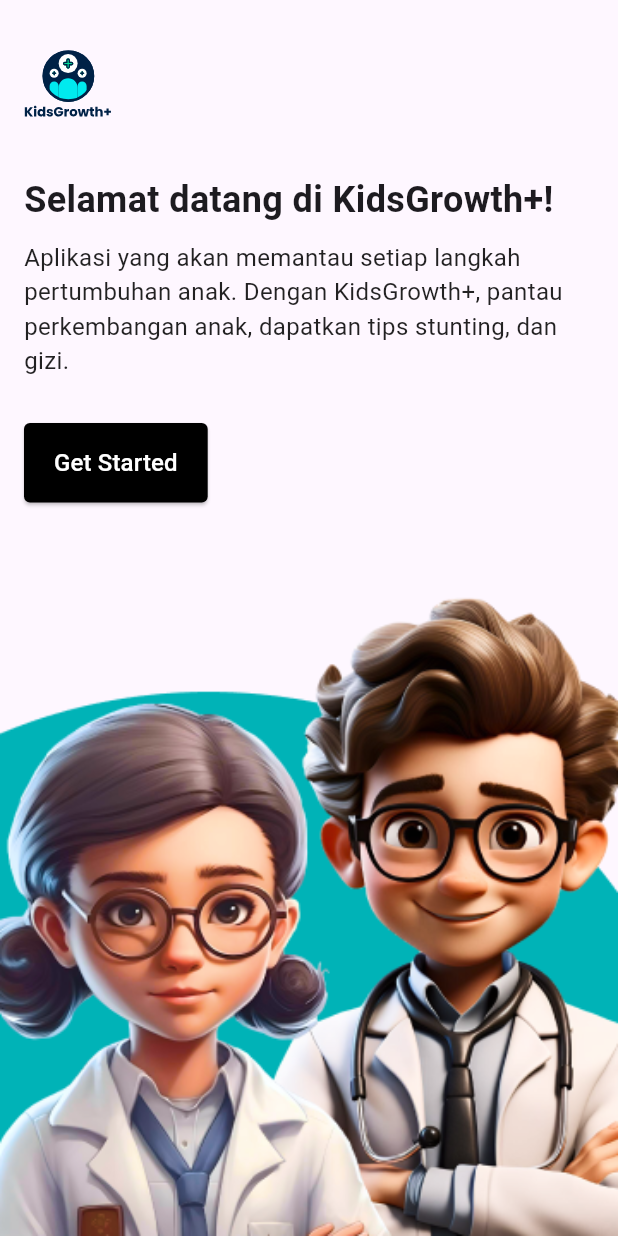
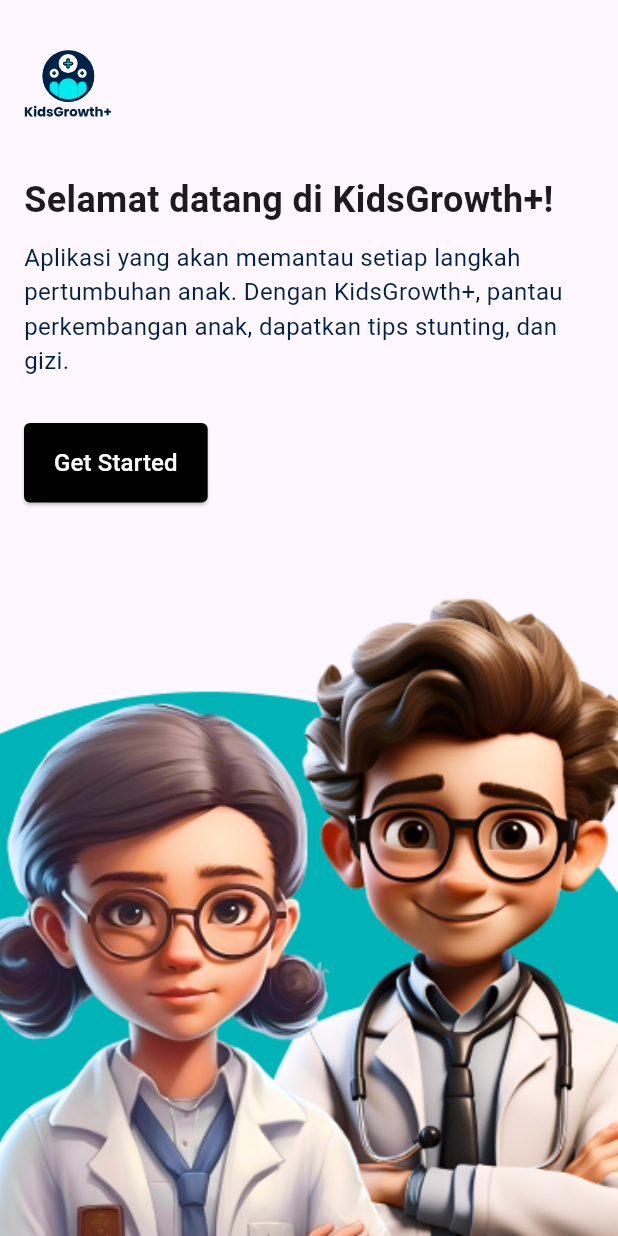
Before and after one commit to Satyavira/KidsGrowthPlus, a Flutter app: the screen it shows after launch, on a phone screen of 412 x 824 dp. Run offline on Flutter 3.47's test engine with Material 3 defaults, Android fonts, the light colour scheme and no system bars; our stand-ins replace cloud_firestore, firebase_auth, firebase_core, flutter_svg, geocoding, geolocator and 3 more; accounts and stored records are empty.

Commit message:
Change the file to implement the color file.

```diff
--- a/lib/ui/onboard/welcome_screen.dart
+++ b/lib/ui/onboard/welcome_screen.dart
@@ -1,6 +1,9 @@
 import 'package:flutter/material.dart';
-import 'package:flutter_svg/svg.dart';
+import 'package:flutter_svg/flutter_svg.dart';
 import 'package:kids_growth_plus/ui/auth/login_intro_screen.dart';
+import 'package:kids_growth_plus/ui/main/add_child_data_screen.dart';
+import 'package:kids_growth_plus/ui/main/child_profile_screen.dart';
+import '../../styles/colors.dart';
 
 class WelcomeScreen extends StatelessWidget {
   const WelcomeScreen({super.key});
@@ -37,7 +40,7 @@
                         'Dengan KidsGrowth+, pantau perkembangan anak, dapatkan tips stunting, dan gizi.',
                     style: TextStyle(
                       fontSize: 16,
-                        color: Colors.black87,
+                      color: darkBlue, // Replaced with darkBlue variable
                     ),
                   ),
                   SizedBox(height: 30),
@@ -49,7 +52,7 @@
                       );
                     },
                     style: ElevatedButton.styleFrom(
-                        backgroundColor: Colors.black, // Warna tombol
+                      backgroundColor: Colors.black, // Warna tombol remains the same
                       padding: EdgeInsets.symmetric(horizontal: 20, vertical: 15),
                       shape: RoundedRectangleBorder(
                         borderRadius: BorderRadius.circular(4.0),
@@ -59,7 +62,7 @@
                       'Get Started',
                       style: TextStyle(
                         fontSize: 16,
-                            color: Colors.white
+                        color: Colors.white, // Color remains the same
                       ),
                     ),
                   ),
@@ -78,7 +81,7 @@
                 ),
               ),
             ),
-            ]
+          ],
         ),
       ),
     );
```
Lines whose indentation alone changed are shown as unchanged.
